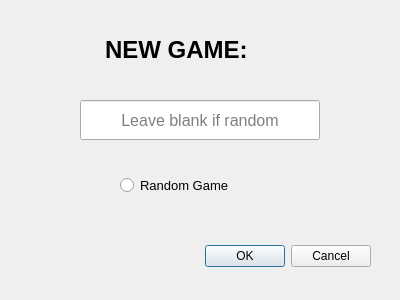
Qt form BigPythonEnergy/ui/newGame.ui (mucsci-students/2023fa-420-BigPythonEnergy) before a commit.
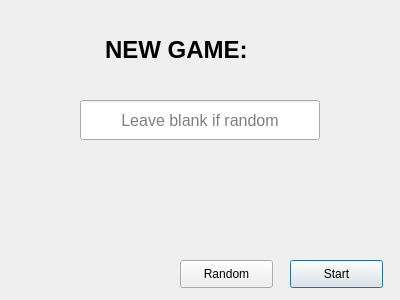
The same form after that commit.

```diff
--- a/BigPythonEnergy/ui/newGame.ui
+++ b/BigPythonEnergy/ui/newGame.ui
@@ -13,41 +13,6 @@
   <property name="windowTitle">
    <string>Dialog</string>
   </property>
-  <widget class="QDialogButtonBox" name="buttonBox">
-   <property name="geometry">
-    <rect>
-     <x>30</x>
-     <y>240</y>
-     <width>341</width>
-     <height>32</height>
-    </rect>
-   </property>
-   <property name="orientation">
-    <enum>Qt::Horizontal</enum>
-   </property>
-   <property name="standardButtons">
-    <set>QDialogButtonBox::Cancel|QDialogButtonBox::Ok</set>
-   </property>
-  </widget>
-  <widget class="QRadioButton" name="randomButton">
-   <property name="geometry">
-    <rect>
-     <x>120</x>
-     <y>170</y>
-     <width>160</width>
-     <height>30</height>
-    </rect>
-   </property>
-   <property name="font">
-    <font>
-     <family>Segoe UI</family>
-     <pointsize>10</pointsize>
-    </font>
-   </property>
-   <property name="text">
-    <string>Random Game</string>
-   </property>
-  </widget>
   <widget class="QLabel" name="newGameLabel">
    <property name="geometry">
     <rect>
@@ -83,6 +48,32 @@
     <string>Leave blank if random</string>
    </property>
   </widget>
+  <widget class="QPushButton" name="startButton">
+   <property name="geometry">
+    <rect>
+     <x>290</x>
+     <y>260</y>
+     <width>93</width>
+     <height>28</height>
+    </rect>
+   </property>
+   <property name="text">
+    <string>Start</string>
+   </property>
+  </widget>
+  <widget class="QPushButton" name="randomButton">
+   <property name="geometry">
+    <rect>
+     <x>180</x>
+     <y>260</y>
+     <width>93</width>
+     <height>28</height>
+    </rect>
+   </property>
+   <property name="text">
+    <string>Random</string>
+   </property>
+  </widget>
  </widget>
  <resources/>
  <connections>
```
Left out of the diff: 26 changed lines with no effect on the pictures.
